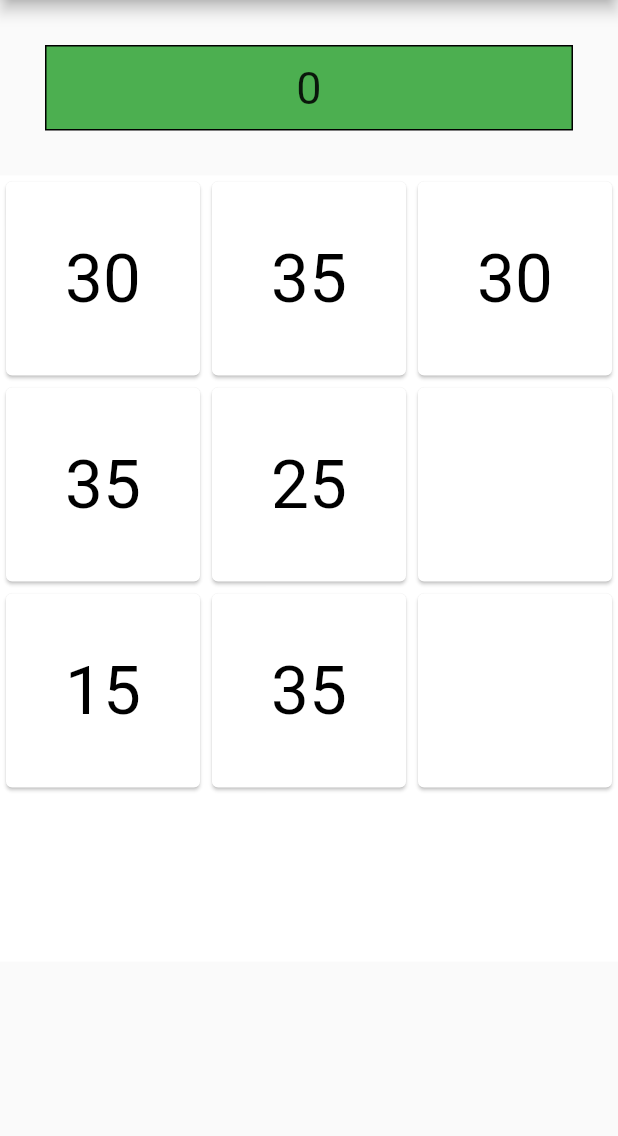
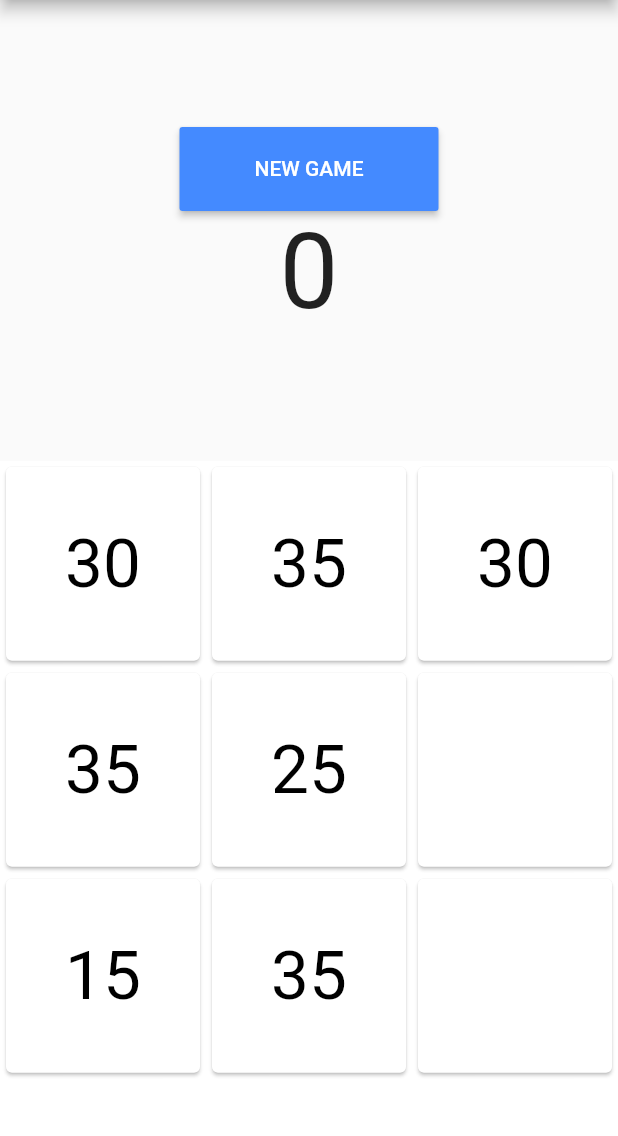
Before and after one commit to buchslava/greed, a Flutter app: the screen it shows after launch, on a phone screen of 412 x 824 dp, the part 84-1220 px from its top. Run offline on Flutter 3.47's test engine with Material 2 defaults, Android fonts, the phone set to English and light mode, and no system bars.

Commit message:
new layout

```diff
--- a/lib/src/app.dart
+++ b/lib/src/app.dart
@@ -15,7 +15,7 @@ class App extends StatelessWidget {
             title: Text("Greed"),
             centerTitle: true,
           ),
-          body: SafeArea(child: new Column(children: [Home()])),
+          body: Home(),
         ));
   }
 }
--- a/lib/src/home.dart
+++ b/lib/src/home.dart
@@ -71,43 +71,35 @@ class HomeState extends State<Home> {
           ));
         }
       }
-      /*
-      new Expanded(
-            flex: 1,
-            child: new Container(
-                width: _screenSize.width,
-                height: _screenSize.height,
-                color: Colors.white,
-                child: Stack(children: ch)),
-          )
-      */
       var sb = RaisedButton(
         child: Text("NEW GAME"),
         onPressed: _start,
-        color: Colors.green,
-        textColor: Colors.yellow,
-        padding: EdgeInsets.fromLTRB(10, 10, 10, 10),
+        color: Colors.blueAccent,
+        textColor: Colors.white,
+        padding: EdgeInsets.fromLTRB(50, 20, 50, 20),
         splashColor: Colors.grey,
       );
-      var sc = Text("$score", style: TextStyle(fontSize: 30));
+      var sc = Text("$score", style: TextStyle(fontSize: 70));
 
       return Column(
         children: [
-          Container(
-            margin: EdgeInsets.all(30.0),
-            padding: EdgeInsets.all(10.0),
-            alignment: Alignment.topCenter,
-            decoration: BoxDecoration(
-              color: Colors.green,
-              border: Border.all(),
-            ),
-            child: gameTimer == null ? sb : sc,
+          Expanded(
+              flex: 4,
+              // child: gameTimer == null ? sb : sc,
+              child: Column(
+                children: [sb, sc],
+                mainAxisAlignment: MainAxisAlignment.center,
+                mainAxisSize: MainAxisSize.max,
+                crossAxisAlignment: CrossAxisAlignment.center,
+              )),
+          Expanded(
+            flex: 6,
+            child: new Container(
+                width: _screenSize.width,
+                height: _screenSize.height - 300,
+                color: Colors.white,
+                child: Stack(children: ch)),
           ),
-          new Container(
-              width: _screenSize.width,
-              height: _screenSize.height - 300,
-              color: Colors.white,
-              child: Stack(children: ch))
         ],
       );
     }
```
